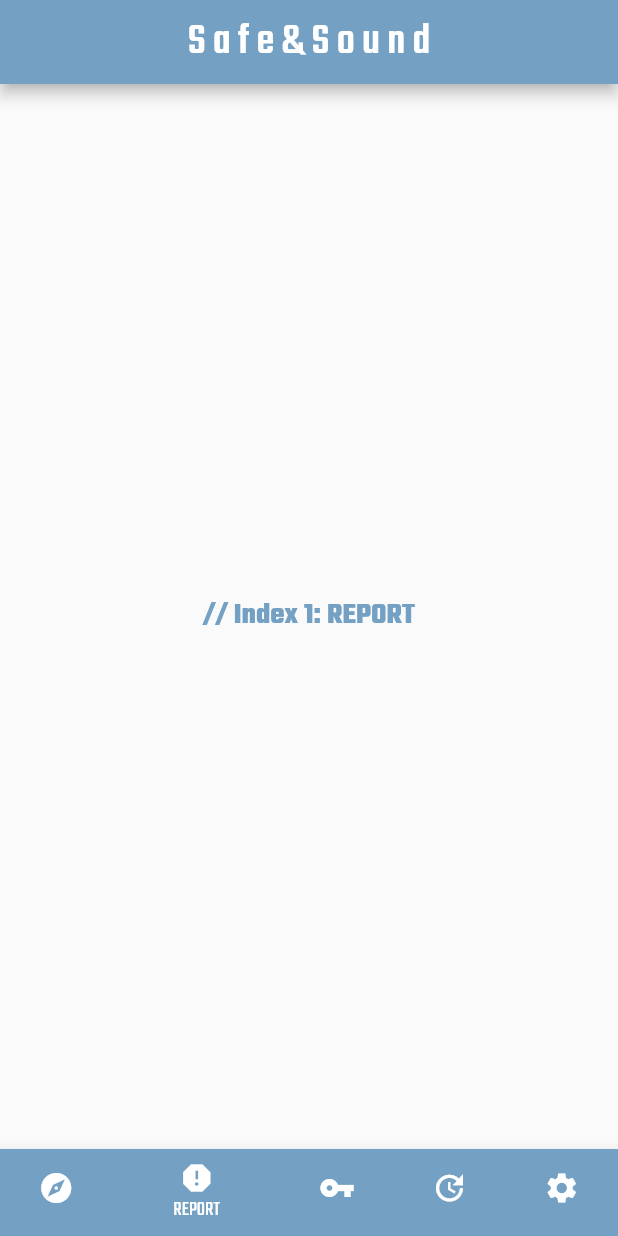
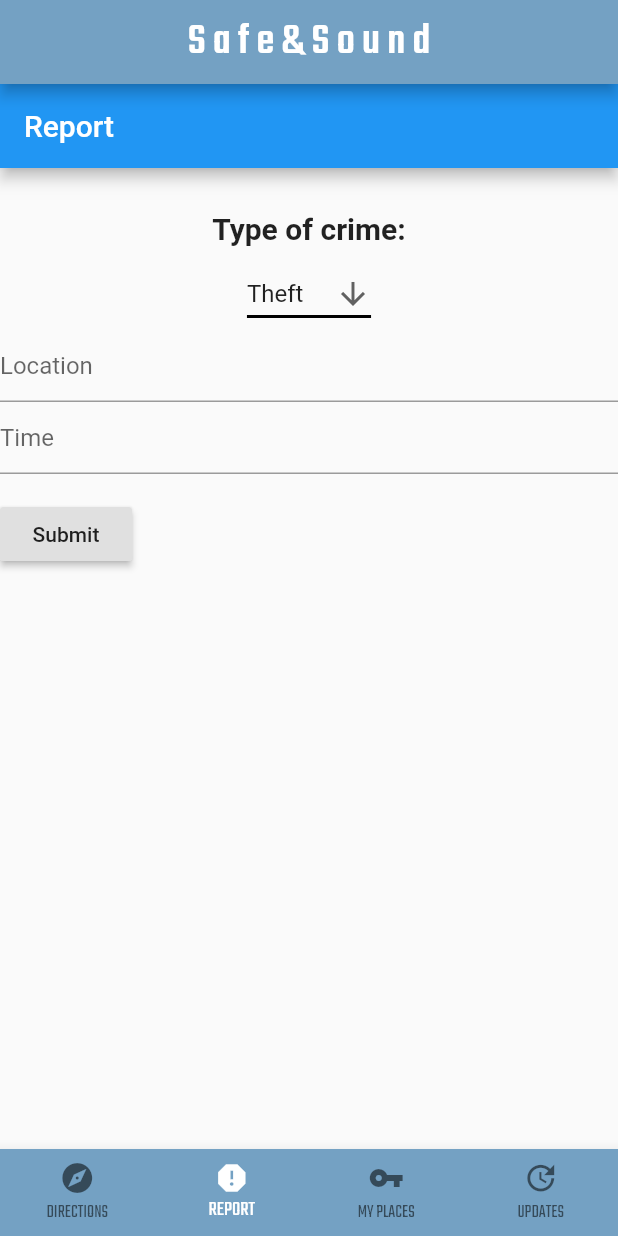
Before and after one commit to trisham13/safe-and-sound, a Flutter app: the MyStatefulWidget screen opened directly, item 2 of the bottom bar chosen, on a phone screen of 412 x 824 dp. Run offline on Flutter 3.47's test engine with Material 2 defaults, Android fonts, the phone set to English and light mode, and no system bars; our stand-ins replace firebase_database, google_fonts; missing offline and left inert: flutter_phone_direct_caller; accounts and stored records are empty.

Commit message:
bottom navigation bar added to each page

```diff
--- a/client/untitled/lib/pages/main_page.dart
+++ b/client/untitled/lib/pages/main_page.dart
@@ -1,15 +1,15 @@
 import 'package:flutter/material.dart';
 import 'package:google_fonts/google_fonts.dart';
-// import './pages/directions_0.dart';
-// import './pages/savedLocations_1.dart';
-// import './widgets/settings_4.dart';
-// import './pages/shareInfo_2.dart';
-// import './pages/updatedInfo_3.dart';
 
-void main() => runApp(MyApp());
+import 'package:untitled/pages/shareInfo_2.dart';
+import 'package:untitled/pages/directions_0.dart';
+import 'package:untitled/pages/updatedInfo_3.dart';
+import 'package:untitled/pages/savedLocations_1.dart';
+
+void main() => runApp(MainPage());
 
 /// This is the main application widget.
-class MyApp extends StatelessWidget {
+class MainPage extends StatelessWidget {
   static const String _title = 'Safe&Sound';
 
   @override
@@ -32,29 +32,12 @@ class MyStatefulWidget extends StatefulWidget {
 /// This is the private State class that goes with MyStatefulWidget.
 class _MyStatefulWidgetState extends State<MyStatefulWidget> {
   int _selectedIndex = 0;
-  static const TextStyle optionStyle = TextStyle(
-      color: Color(0xff74a1c3), fontSize: 20, fontWeight: FontWeight.bold);
-  static const List<Widget> _widgetOptions = <Widget>[
-    Text(
-      '// Index 0: DIRECTIONS',
-      style: optionStyle,
-    ),
-    Text(
-      '// Index 1: REPORT',
-      style: optionStyle,
-    ),
-    Text(
-      '// Index 2: MY PLACES',
-      style: optionStyle,
-    ),
-    Text(
-      '// Index 3: UPDATES',
-      style: optionStyle,
-    ),
-    Text(
-      '// Index 4: SETTINGS',
-      style: optionStyle,
-    ),
+
+  final List<Widget> _widgetOptions = [
+    DirectionsPage(),
+    ShareInfoPage(),
+    SavedLocations(),
+    Updates(),
   ];
 
   void _onItemTapped(int index) {
@@ -79,6 +62,8 @@ class _MyStatefulWidgetState extends State<MyStatefulWidget> {
         child: _widgetOptions.elementAt(_selectedIndex),
       ),
       bottomNavigationBar: BottomNavigationBar(
+        backgroundColor: Color(0xff74a1c3),
+        type: BottomNavigationBarType.fixed,
         items: const <BottomNavigationBarItem>[
           BottomNavigationBarItem(
               icon: Icon(Icons.explore),
@@ -96,10 +81,6 @@ class _MyStatefulWidgetState extends State<MyStatefulWidget> {
             icon: Icon(Icons.update),
             label: 'UPDATES',
           ),
-          BottomNavigationBarItem(
-            icon: Icon(Icons.settings),
-            label: 'SETTINGS',
-          ),
         ],
         currentIndex: _selectedIndex,
         selectedItemColor: Colors.white,
--- a/client/untitled/lib/pages/shareInfo_2.dart
+++ b/client/untitled/lib/pages/shareInfo_2.dart
@@ -1,10 +1,10 @@
 import 'package:flutter/material.dart';
 import 'package:firebase_database/firebase_database.dart';
 
-void main() => runApp(MyApp());
+void main() => runApp(ShareInfoPage());
 
 /// This is the main application widget.
-class MyApp extends StatelessWidget {
+class ShareInfoPage extends StatelessWidget {
   static const String _title = 'Report';
 
   @override
@@ -20,8 +20,7 @@ class MyApp extends StatelessWidget {
                 'Type of crime:',
                 textAlign: TextAlign.left,
                 style: TextStyle(
-                        fontWeight: FontWeight.bold,
-                        height: 3, fontSize: 20),
+                    fontWeight: FontWeight.bold, height: 3, fontSize: 20),
               ),
               ReportBar(),
               CrimeInfo()
@@ -40,7 +39,9 @@ class ReportBar extends StatefulWidget {
   @override
   _ReportBarState createState() => _ReportBarState();
 }
+
 String crimeType = 'theft';
+
 /// This is the private State class that goes with MyStatefulWidget.
 class _ReportBarState extends State<ReportBar> {
   String dropdownValue = 'Theft';
@@ -73,6 +74,7 @@ class _ReportBarState extends State<ReportBar> {
     );
   }
 }
+
 class CrimeInfo extends StatefulWidget {
   CrimeInfo({Key key}) : super(key: key);
 
@@ -136,9 +138,9 @@ class _CrimeInfoState extends State<CrimeInfo> {
     );
   }
 
-  void createRecord(){
+  void createRecord() {
     databaseReference.child("userCrimes from shareInfo").set({
-      'crime' + timeController.text :{
+      'crime' + timeController.text: {
         'Location': locationController.text,
         'Time': timeController.text,
         'Type': crimeType
```
Also changed, not shown: client/untitled/lib/main.dart (+9 -2 lines), client/untitled/lib/pages/updatedInfo_3.dart (+10 -14 lines). Lines whose indentation alone changed are shown as unchanged.
